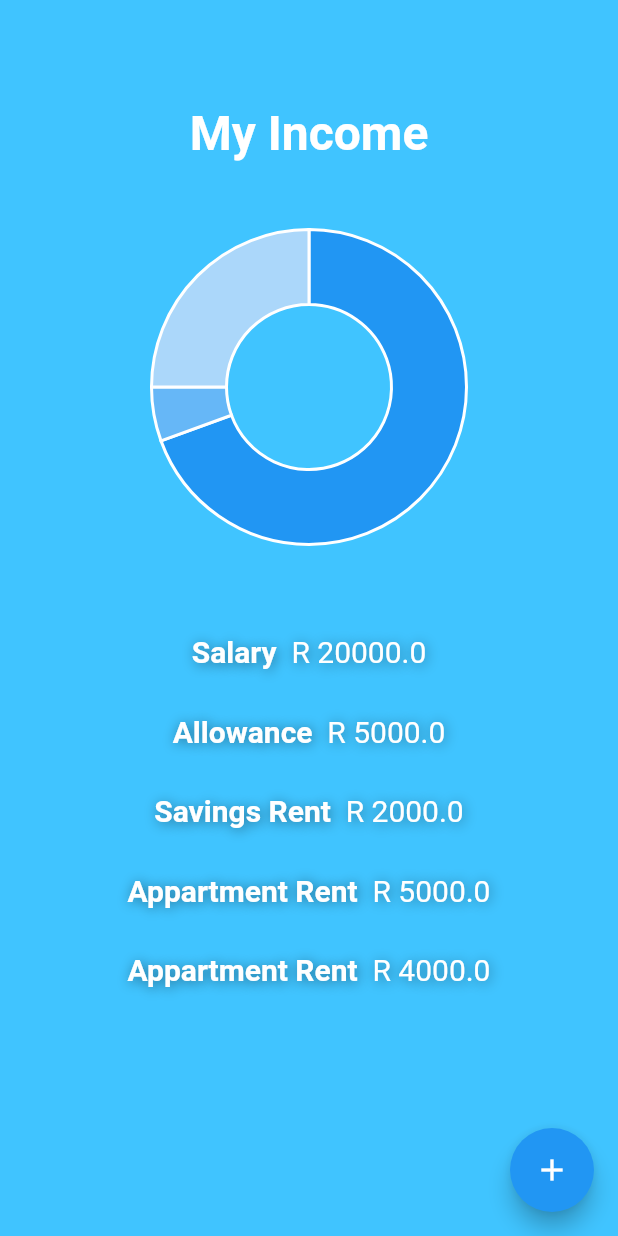
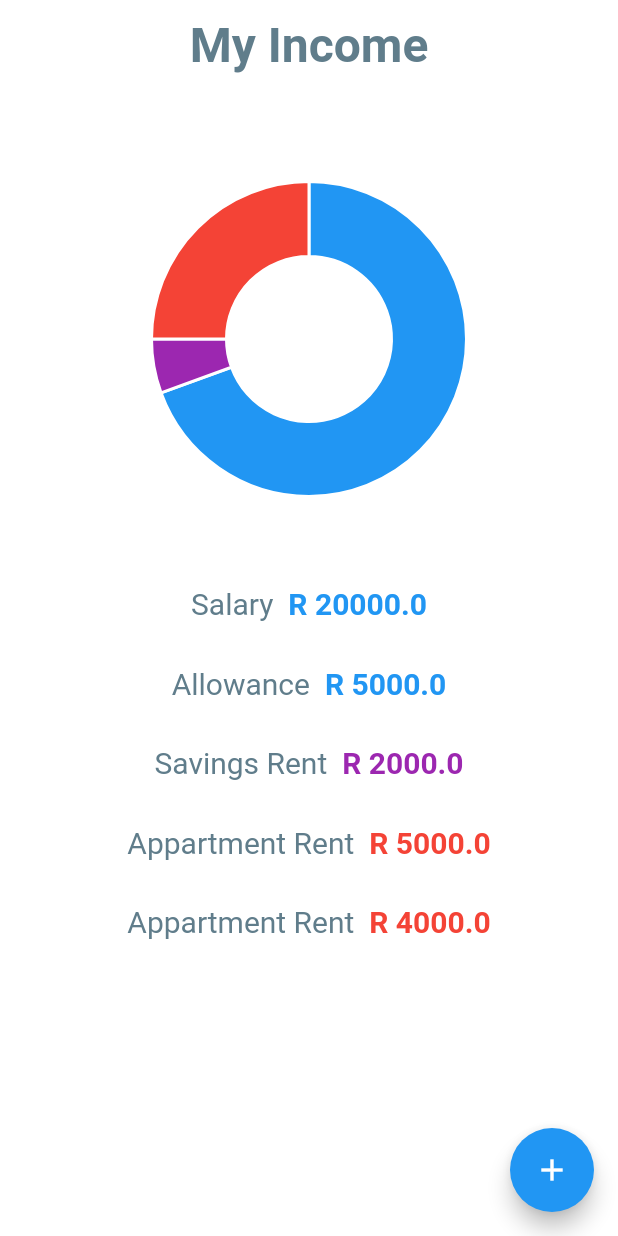
Before and after one commit to Melark/MyMoney, a Flutter app: the screen it shows after launch, on a phone screen of 412 x 824 dp. Run offline on Flutter 3.47's test engine with Material 2 defaults, Android fonts, the phone set to English and light mode, and no system bars; our stand-ins replace charts_flutter, sqflite; accounts and stored records are empty.

Commit message:
Model changes and Income Page UI changes

```diff
--- a/lib/models/category.dart
+++ b/lib/models/category.dart
@@ -1,3 +1,5 @@
+import 'package:flutter/material.dart';
+
 class Category {
   int id;
   String value;
@@ -10,6 +12,22 @@ class Category {
     value = map['value'];
   }
 
+  Color get categoryColor {
+    if (id == 0)
+    return Colors.blue;
+
+    if (id == 1)
+    return Colors.purple;
+
+    if (id == 2)
+    return Colors.red;
+
+    if (id == 3)
+    return Colors.orange;
+
+    return Colors.yellow;
+  }
+
   Map<String, dynamic> toMap() {
     var map = Map<String, dynamic>();
     if (id != null) {
--- a/lib/models/category_sumary.dart
+++ b/lib/models/category_sumary.dart
@@ -1,5 +1,6 @@
 import './category.dart';
 import './i_transaction.dart';
+import 'package:flutter/material.dart';
 
 class CategorySummary {
   List<ITransaction> _transactionList;
@@ -20,4 +21,8 @@ class CategorySummary {
 
   int get categoryTransactionCount => _transactionList.length;
   int get categoryID => _category.id;
+
+  Color get chartColor {
+    return _category.categoryColor;
+  }
 }
--- a/lib/models/expense.dart
+++ b/lib/models/expense.dart
@@ -1,3 +1,5 @@
+import 'package:mymoney/models/category.dart';
+
 import './i_transaction.dart';
 
 class Expense implements ITransaction {
@@ -20,9 +22,9 @@ class Expense implements ITransaction {
   DateTime date;
 
   Expense(this.title, this.amount, this.categoryID, this.date,
-      [this.description]);
+      {this.description, this.category});
   Expense.withID(this.id, this.title, this.amount, this.categoryID, this.date,
-      [this.description]);
+      {this.description, this.category});
 
   Expense.fromMapObject(Map<String, dynamic> map) {
     id = map['id'];
@@ -47,4 +49,7 @@ class Expense implements ITransaction {
 
     return map;
   }
+
+  @override
+  Category category;
 }
--- a/lib/models/i_transaction.dart
+++ b/lib/models/i_transaction.dart
@@ -12,4 +12,5 @@ class ITransaction {
   double amount;
   int categoryID;
   DateTime date;
+  Category category;
 }
--- a/lib/models/income.dart
+++ b/lib/models/income.dart
@@ -26,10 +26,10 @@ class Income implements ITransaction {
     the named parameter indicates that it is optional and you access it by name. ex... new Income("this is a title', 100, description: "This is a description");
   */
   Income(this.title, this.amount, this.categoryID, this.date,
-      [this.description]);
+      {this.description, this.category});
 
   Income.withID(this.id, this.title, this.amount, this.categoryID, this.date,
-      [this.description]);
+      {this.description, this.category});
 
   Income.fromMapObject(Map<String, dynamic> map) {
     id = map['id'];
@@ -54,4 +54,7 @@ class Income implements ITransaction {
 
     return map;
   }
+
+  @override
+  Category category;
 }
--- a/lib/pages/income_page.dart
+++ b/lib/pages/income_page.dart
@@ -25,11 +25,11 @@ class _IncomePageState extends State<IncomePage> {
         this.setState(() {
           categorySummaryList = categorySummaries;
           incomeList = incomes;
-          incomeList.add(Income("Salary", 20000, 1, DateTime.now()));
-          incomeList.add(Income("Allowance", 5000, 1, DateTime.now()));
-          incomeList.add(Income("Savings Rent", 2000, 2, DateTime.now()));
-          incomeList.add(Income("Appartment Rent", 5000, 3, DateTime.now()));
-          incomeList.add(Income("Appartment Rent", 4000, 3, DateTime.now()));
+          incomeList.add(Income("Salary", 20000, 1, DateTime.now(), category: Category.withID(0,"Salary")));
+          incomeList.add(Income("Allowance", 5000, 1, DateTime.now(), category: Category.withID(0,"Salary")));
+          incomeList.add(Income("Savings Rent", 2000, 2, DateTime.now(), category: Category.withID(1,"Investments")));
+          incomeList.add(Income("Appartment Rent", 5000, 3, DateTime.now(), category: Category.withID(2,"Additional Income")));
+          incomeList.add(Income("Appartment Rent", 4000, 3, DateTime.now(), category: Category.withID(2,"Additional Income")));
         });
       });
     });
@@ -40,6 +40,23 @@ class _IncomePageState extends State<IncomePage> {
   @override
   Widget build(BuildContext context) {
     return Scaffold(
+        appBar: AppBar(
+          backgroundColor: Colors.transparent,
+          elevation: 0.0,
+          centerTitle: true,
+          title: Container(
+            child: Column(
+              children: <Widget>[
+                SizedBox(height: 5.0,),
+                Text("My Income",
+                style: TextStyle(
+                    fontSize: 32.0,
+                    color: Colors.blueGrey,
+                    fontWeight: FontWeight.bold)),
+              ],
+            ),
+          )
+        ),
         floatingActionButton: FloatingActionButton(
           child: Icon(Icons.add),
           onPressed: () {
@@ -49,17 +66,13 @@ class _IncomePageState extends State<IncomePage> {
             );
           },
         ),
-        backgroundColor: Colors.lightBlueAccent,
+        backgroundColor: Colors.white,
         body: Column(
           children: <Widget>[
             SizedBox(
-              height: 70,
+              height: 20,
             ),
-            Text("My Income",
-                style: TextStyle(
-                    fontSize: 32.0,
-                    color: Colors.white,
-                    fontWeight: FontWeight.bold)),
+
             Padding(
               padding: new EdgeInsets.all(25.0),
               child: new SizedBox(
--- a/lib/services/transaction_service.dart
+++ b/lib/services/transaction_service.dart
@@ -20,7 +20,7 @@ class TransactionService {
 
     // for mocking purposes
     result.add(CategorySummary(Category.withID(0,"Salary"), [
-      Income("Salary", 20000, 0, DateTime.now()),
+      Income("Salary", 20000, 0, DateTime.now(), ),
       Income("Allowance", 5000, 0, DateTime.now())
     ]));
     result.add(CategorySummary(Category.withID(1,"Investments"),
--- a/lib/utils/donut_pie_chart.dart
+++ b/lib/utils/donut_pie_chart.dart
@@ -19,6 +19,7 @@ class DonutPieChart extends StatelessWidget {
             categorySummary.categoryID,
         measureFn: (CategorySummary categorySummary, _) =>
             categorySummary.categoryTransactionTotal,
+            colorFn: (CategorySummary caegorySummary, _) => new charts.Color(a: caegorySummary.chartColor.alpha, r: caegorySummary.chartColor.red, g: caegorySummary.chartColor.green, b: caegorySummary.chartColor.blue),
         data: categories,
       )
     ];
--- a/lib/utils/transaction_list_view.dart
+++ b/lib/utils/transaction_list_view.dart
@@ -18,8 +18,8 @@ class TransactionListView extends StatelessWidget {
             child: Row(
               mainAxisAlignment: MainAxisAlignment.center,
               children: <Widget>[
-                Text(_transactionList[index].title, style: TextStyle(fontSize: 20.0, color: Colors.white, fontWeight: FontWeight.bold, shadows: [Shadow(color: Colors.black45,blurRadius: 10.0 ,offset: Offset(1.0, 1.0))])),
-                Text("  R " + _transactionList[index].amount.toString(), style: TextStyle(fontSize: 20.0, color: Colors.white, shadows: [Shadow(color: Colors.black45,blurRadius: 10.0 ,offset: Offset(1.0, 1.0))])),
+                Text(_transactionList[index].title, style: TextStyle(fontSize: 20.0, color: Colors.blueGrey)),
+                Text("  R " + _transactionList[index].amount.toString(), style: TextStyle(fontSize: 20.0, color: _transactionList[index].category?.categoryColor, fontWeight: FontWeight.bold)),
               ],
             ),
           );
```
